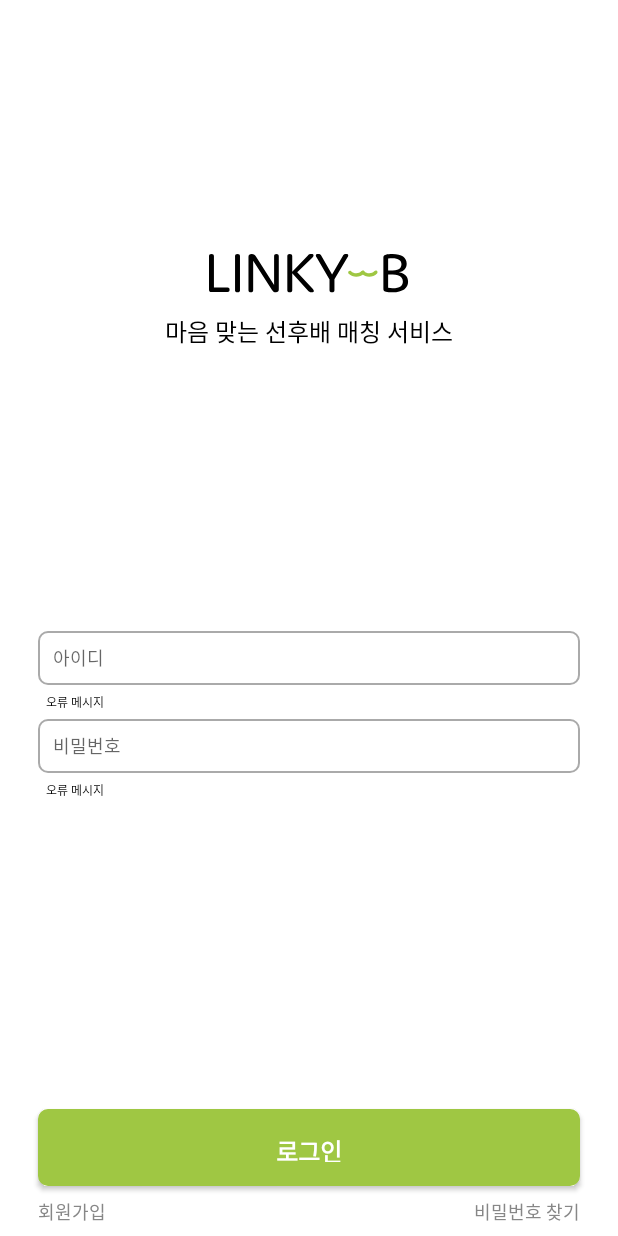
After one commit to LINKY-B/linky_b_android, an Android app: the layout activity_login.xml on its own in the app's theme, with its tools: preview values and no code run, on a phone screen of 412 x 824 dp. The commit adds this screen. Run offline under Robolectric (Android 15) with nearby library versions, the phone set to English and light mode, and no system bars.

Commit message:
feat: create login layout

```diff
--- a/app/src/main/java/com/example/linkybproject/home/MainActivity.kt
+++ b/app/src/main/java/com/example/linkybproject/auth/LoginActivity.kt
@@ -1,12 +1,12 @@
-package com.example.linkybproject.home
+package com.example.linkybproject.auth
 
 import androidx.appcompat.app.AppCompatActivity
 import android.os.Bundle
 import com.example.linkybproject.R
 
-class MainActivity : AppCompatActivity() {
+class LoginActivity : AppCompatActivity() {
     override fun onCreate(savedInstanceState: Bundle?) {
         super.onCreate(savedInstanceState)
-        setContentView(R.layout.activity_main)
+        setContentView(R.layout.activity_login)
     }
 }
--- /dev/null
+++ b/app/src/main/res/drawable/button_background.xml
@@ -0,0 +1,12 @@
+<?xml version="1.0" encoding="utf-8"?>
+<shape xmlns:android="http://schemas.android.com/apk/res/android"
+    android:shape="rectangle"
+    android:thickness="0dp">
+    <stroke
+        android:width="1dp"
+        android:color="@color/green" />
+    <solid
+        android:color="@color/green" />
+    <corners
+        android:radius="6dp" />
+</shape>
--- /dev/null
+++ b/app/src/main/res/drawable/edittext_background.xml
@@ -0,0 +1,12 @@
+<?xml version="1.0" encoding="utf-8"?>
+<shape xmlns:android="http://schemas.android.com/apk/res/android"
+    android:shape="rectangle"
+    android:thickness="0dp">
+    <stroke
+        android:width="1dp"
+        android:color="#aaaaaa" />
+    <solid
+        android:color="#ffffff" />
+    <corners
+        android:radius="6dp" />
+</shape>
--- /dev/null
+++ b/app/src/main/res/drawable/ic_baseline_search_24.xml
@@ -0,0 +1,5 @@
+<vector android:height="24dp" android:tint="#000000"
+    android:viewportHeight="24" android:viewportWidth="24"
+    android:width="24dp" xmlns:android="http://schemas.android.com/apk/res/android">
+    <path android:fillColor="@android:color/white" android:pathData="M15.5,14h-0.79l-0.28,-0.27C15.41,12.59 16,11.11 16,9.5 16,5.91 13.09,3 9.5,3S3,5.91 3,9.5 5.91,16 9.5,16c1.61,0 3.09,-0.59 4.23,-1.57l0.27,0.28v0.79l5,4.99L20.49,19l-4.99,-5zM9.5,14C7.01,14 5,11.99 5,9.5S7.01,5 9.5,5 14,7.01 14,9.5 11.99,14 9.5,14z"/>
+</vector>
--- /dev/null
+++ b/app/src/main/res/drawable/logo.xml
@@ -0,0 +1,32 @@
+<vector xmlns:android="http://schemas.android.com/apk/res/android"
+    android:width="133dp"
+    android:height="26dp"
+    android:viewportWidth="133"
+    android:viewportHeight="26">
+  <path
+      android:pathData="M3.28,22.38V1.43C3.28,0.54 2.74,0.08 1.62,0.08C0.5,0.08 0,0.54 0,1.43V23.62C0,24.81 0.5,25.31 1.7,25.31H12.34C13.23,25.31 13.69,24.81 13.69,23.85C13.69,22.84 13.23,22.38 12.34,22.38H3.28Z"
+      android:fillColor="#000000"/>
+  <path
+      android:pathData="M20.6,1.43C20.6,0.54 20.06,0.08 18.94,0.08C17.82,0.08 17.32,0.54 17.32,1.43V24.15C17.32,25.04 17.86,25.5 18.98,25.5C20.1,25.5 20.6,25.04 20.6,24.15V1.43Z"
+      android:fillColor="#000000"/>
+  <path
+      android:pathData="M29.37,4.51L41.79,23.77C42.48,24.89 43.14,25.5 44.49,25.5C45.76,25.5 46.41,24.93 46.41,23.69V1.43C46.41,0.54 45.87,0.08 44.83,0.08C43.79,0.08 43.29,0.54 43.29,1.43V20.73L31.22,1.73C30.64,0.77 29.91,0.08 28.37,0.08C26.98,0.08 26.25,0.66 26.25,1.89V24.15C26.25,25.04 26.79,25.5 27.83,25.5C28.87,25.5 29.37,25.04 29.37,24.15V4.51Z"
+      android:fillColor="#000000"/>
+  <path
+      android:pathData="M68.93,23.15L58.67,12.21L68.66,2.43C69.05,2.04 69.51,1.46 69.51,0.92C69.51,0.39 69.12,0.08 67.97,0.08C66.93,0.08 66.39,0.31 65.62,1.16L55.36,11.83V1.43C55.36,0.54 54.82,0.08 53.7,0.08C52.58,0.08 52.08,0.54 52.08,1.43V24.15C52.08,25.04 52.62,25.5 53.74,25.5C54.86,25.5 55.36,25.04 55.36,24.15V12.79L65.58,24.19C66.46,25.27 67.04,25.5 68.08,25.5C69.36,25.5 69.74,25.19 69.74,24.66C69.74,24.19 69.43,23.69 68.93,23.15Z"
+      android:fillColor="#000000"/>
+  <path
+      android:pathData="M81.84,13.71L74.78,1.35C74.36,0.5 73.86,0.08 72.62,0.08C71.5,0.08 71.04,0.42 71.04,0.92C71.04,1.43 71.39,1.93 71.81,2.62L80.14,16.95V24.15C80.14,25.04 80.68,25.5 81.8,25.5C82.92,25.5 83.42,25.04 83.42,24.15V16.91L91.9,2.58C92.25,1.93 92.6,1.43 92.6,0.92C92.6,0.42 92.17,0.08 91.09,0.08C89.97,0.08 89.43,0.46 88.97,1.35L81.84,13.71Z"
+      android:fillColor="#000000"/>
+  <path
+      android:pathData="M126.33,12.17C129.8,11.44 131.46,9.28 131.46,6.43C131.46,2.5 128.3,0 121.98,0C120.43,0 118.58,0.15 117.62,0.42C116,0.89 115.96,1.54 115.96,2.74V22.84C115.96,23.92 116,24.77 117.62,25.16C118.66,25.43 120.43,25.58 121.98,25.58C128.99,25.58 132.39,22.69 132.39,18.53C132.39,15.22 130.31,12.87 126.33,12.17ZM121.86,2.81C126.18,2.81 127.99,4.43 127.99,6.82C127.99,8.55 127.11,9.9 125.22,10.56C124.41,10.83 123.36,11.02 122.13,11.02H119.12V3.04C120.01,2.89 120.94,2.81 121.86,2.81ZM122.02,22.77C120.97,22.77 120.01,22.69 119.12,22.54V13.6H122.21C123.52,13.6 124.64,13.79 125.6,14.1C127.88,14.83 128.92,16.3 128.92,18.26C128.92,20.92 127.07,22.77 122.02,22.77Z"
+      android:fillColor="#000000"/>
+  <path
+      android:pathData="M103.07,11.33C103.53,11.77 103.54,12.5 103.1,12.95C100.34,15.82 95.78,15.9 92.91,13.14C92.46,12.7 92.44,11.97 92.88,11.51C93.32,11.06 94.05,11.04 94.51,11.48C96.46,13.37 99.57,13.31 101.45,11.36C101.89,10.9 102.62,10.89 103.07,11.33Z"
+      android:fillColor="#9FC743"
+      android:fillType="evenOdd"/>
+  <path
+      android:pathData="M111.74,11.33C112.19,11.77 112.21,12.5 111.77,12.95C109,15.82 104.44,15.9 101.58,13.14C101.12,12.7 101.11,11.97 101.55,11.52C101.99,11.06 102.71,11.05 103.17,11.49C105.12,13.37 108.23,13.31 110.11,11.36C110.55,10.9 111.28,10.89 111.74,11.33Z"
+      android:fillColor="#9FC743"
+      android:fillType="evenOdd"/>
+</vector>
--- /dev/null
+++ b/app/src/main/res/layout/activity_login.xml
@@ -0,0 +1,124 @@
+<?xml version="1.0" encoding="utf-8"?>
+<androidx.constraintlayout.widget.ConstraintLayout xmlns:android="http://schemas.android.com/apk/res/android"
+    xmlns:app="http://schemas.android.com/apk/res-auto"
+    xmlns:tools="http://schemas.android.com/tools"
+    android:layout_width="match_parent"
+    android:layout_height="match_parent"
+    tools:context=".auth.LoginActivity">
+
+    <ImageView
+        android:id="@+id/imageView_login_logo"
+        android:layout_width="wrap_content"
+        android:layout_height="wrap_content"
+        android:layout_marginTop="169dp"
+        android:src="@drawable/logo"
+        app:layout_constraintEnd_toEndOf="parent"
+        app:layout_constraintStart_toStartOf="parent"
+        app:layout_constraintTop_toTopOf="parent" />
+
+    <TextView
+        android:id="@+id/textView_login_description"
+        android:layout_width="wrap_content"
+        android:layout_height="wrap_content"
+        android:layout_marginTop="13dp"
+        android:fontFamily="@font/roboto_regular"
+        android:text="마음 맞는 선후배 매칭 서비스"
+        android:textColor="@color/black"
+        android:textSize="16sp"
+        app:layout_constraintEnd_toEndOf="parent"
+        app:layout_constraintStart_toStartOf="parent"
+        app:layout_constraintTop_toBottomOf="@id/imageView_login_logo" />
+
+    <EditText
+        android:id="@+id/editText_login_id"
+        android:layout_width="match_parent"
+        android:layout_height="36dp"
+        android:layout_marginHorizontal="25dp"
+        android:layout_marginTop="188dp"
+        android:background="@drawable/edittext_background"
+        android:hint="아이디"
+        android:paddingStart="10dp"
+        android:textColor="@color/grey"
+        android:textSize="12sp"
+        app:layout_constraintEnd_toEndOf="parent"
+        app:layout_constraintStart_toStartOf="parent"
+        app:layout_constraintTop_toBottomOf="@id/textView_login_description" />
+
+    <TextView
+        android:id="@+id/textView_login_idErrorMessage"
+        android:layout_width="wrap_content"
+        android:layout_height="wrap_content"
+        android:layout_marginLeft="5dp"
+        android:layout_marginTop="5dp"
+        android:text="오류 메시지"
+        android:textColor="@color/black"
+        android:textSize="8sp"
+        app:layout_constraintStart_toStartOf="@id/editText_login_id"
+        app:layout_constraintTop_toBottomOf="@id/editText_login_id" />
+
+    <EditText
+        android:id="@+id/editText_login_password"
+        android:layout_width="match_parent"
+        android:layout_height="36dp"
+        android:layout_marginHorizontal="25dp"
+        android:layout_marginTop="5dp"
+        android:background="@drawable/edittext_background"
+        android:hint="비밀번호"
+        android:paddingStart="10dp"
+        android:textColor="@color/grey"
+        android:textSize="12sp"
+        app:layout_constraintEnd_toEndOf="parent"
+        app:layout_constraintStart_toStartOf="parent"
+        app:layout_constraintTop_toBottomOf="@id/textView_login_idErrorMessage" />
+
+    <TextView
+        android:id="@+id/textView_login_passWordErrorMessage"
+        android:layout_width="wrap_content"
+        android:layout_height="wrap_content"
+        android:layout_marginLeft="5dp"
+        android:layout_marginTop="5dp"
+        android:text="오류 메시지"
+        android:textColor="@color/black"
+        android:textSize="8sp"
+        app:layout_constraintStart_toStartOf="@id/editText_login_password"
+        app:layout_constraintTop_toBottomOf="@id/editText_login_password" />
+
+    <androidx.appcompat.widget.AppCompatButton
+        android:id="@+id/button_login_submit"
+        android:layout_width="match_parent"
+        android:layout_height="51dp"
+        android:layout_marginHorizontal="25dp"
+        android:layout_marginBottom="33dp"
+        android:background="@drawable/button_background"
+        android:fontFamily="@font/roboto_bold"
+        android:paddingVertical="16dp"
+        android:text="로그인"
+        android:textColor="@color/white"
+        android:textSize="16sp"
+        app:layout_constraintBottom_toBottomOf="parent"
+        app:layout_constraintEnd_toEndOf="parent"
+        app:layout_constraintStart_toStartOf="parent" />
+
+    <TextView
+        android:id="@+id/textView_login_goSignUp"
+        android:layout_width="wrap_content"
+        android:layout_height="wrap_content"
+        android:layout_marginTop="8dp"
+        android:text="회원가입"
+        android:textColor="@color/grey"
+        android:textSize="12sp"
+        app:layout_constraintStart_toStartOf="@id/button_login_submit"
+        app:layout_constraintTop_toBottomOf="@id/button_login_submit" />
+
+    <TextView
+        android:id="@+id/textView_login_find_password"
+        android:layout_width="wrap_content"
+        android:layout_height="wrap_content"
+        android:layout_marginTop="8dp"
+        android:text="비밀번호 찾기"
+        android:textColor="@color/grey"
+        android:textSize="12sp"
+        app:layout_constraintEnd_toEndOf="@id/button_login_submit"
+        app:layout_constraintTop_toBottomOf="@id/button_login_submit" />
+
+</androidx.constraintlayout.widget.ConstraintLayout>
--- a/app/src/main/res/layout/activity_main.xml
+++ b/app/src/main/res/layout/activity_main.xml
@@ -4,7 +4,7 @@
     xmlns:tools="http://schemas.android.com/tools"
     android:layout_width="match_parent"
     android:layout_height="match_parent"
-    tools:context=".home.MainActivity">
+    tools:context=".MainActivity">
 
     <TextView
         android:layout_width="wrap_content"
--- a/app/src/main/res/values/colors.xml
+++ b/app/src/main/res/values/colors.xml
@@ -7,4 +7,9 @@
     <color name="teal_700">#FF018786</color>
     <color name="black">#FF000000</color>
     <color name="white">#FFFFFFFF</color>
+
+    <!-- 링키비 색-->
+    <color name="grey">#878787</color>
+    <color name="green">#9FC743</color>
+    <color name="light_green">#F8FAED</color>
 </resources>
--- a/app/src/main/res/values/strings.xml
+++ b/app/src/main/res/values/strings.xml
@@ -1,3 +1,5 @@
 <resources>
     <string name="app_name">LinkyBProject</string>
+    <!-- TODO: Remove or change this placeholder text -->
+    <string name="hello_blank_fragment">Hello blank fragment</string>
 </resources>
```
Also changed, not shown: app/src/main/AndroidManifest.xml (+15 -1 lines), app/src/main/java/com/example/linkybproject/MainActivity.kt (added, +12 -0 lines), app/src/main/java/com/example/linkybproject/auth/FindPasswordActivity.kt (added, +12 -0 lines), app/src/main/java/com/example/linkybproject/chat/ChatFragment.kt (added, +16 -0 lines), app/src/main/res/layout/activity_find_password.xml (added, +67 -0 lines), app/src/main/res/layout/fragment_chat.xml (added, +47 -0 lines), app/src/main/res/font/roboto_black.ttf (added), app/src/main/res/font/roboto_black_italic.ttf (added), app/src/main/res/font/roboto_bold.ttf (added), app/src/main/res/font/roboto_regular.ttf (added).
